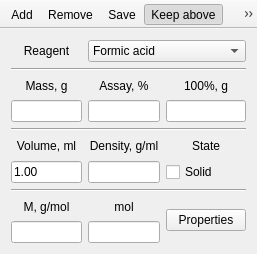
The window that gui_main.ui (FrankMamuda/fumingcube) describes before a commit, drawn with Qt 5.
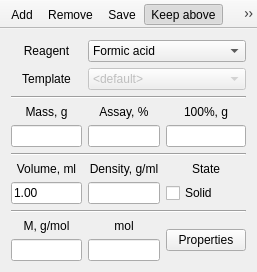
The same window after the commit. Icons and pictures are not drawn.

```diff
--- a/gui_main.ui
+++ b/gui_main.ui
@@ -7,7 +7,7 @@
     <x>0</x>
     <y>0</y>
     <width>257</width>
-    <height>254</height>
+    <height>270</height>
    </rect>
   </property>
   <property name="windowTitle">
@@ -19,8 +19,19 @@
   </property>
   <widget class="QWidget" name="centralWidget">
    <layout class="QGridLayout" name="gridLayout">
+    <item row="9" column="4" rowspan="2">
+     <widget class="QPushButton" name="infoButton">
+      <property name="text">
+       <string>Properties</string>
+      </property>
+      <property name="icon">
+       <iconset resource="resources.qrc">
+        <normaloff>:/icons/properties_24</normaloff>:/icons/properties_24</iconset>
+      </property>
+     </widget>
+    </item>
     <item row="0" column="3" colspan="2">
-     <widget class="QComboBox" name="templateCombo">
+     <widget class="QComboBox" name="reagentCombo">
       <property name="maxVisibleItems">
        <number>32</number>
       </property>
@@ -39,24 +50,81 @@
       </item>
      </widget>
     </item>
-    <item row="4" column="2" colspan="3">
-     <widget class="Line" name="line">
+    <item row="3" column="3">
+     <widget class="QLabel" name="assayLabel">
+      <property name="text">
+       <string>Assay, %</string>
+      </property>
+      <property name="alignment">
+       <set>Qt::AlignCenter</set>
+      </property>
+     </widget>
+    </item>
+    <item row="2" column="2" colspan="3">
+     <widget class="Line" name="lineOne">
       <property name="orientation">
        <enum>Qt::Horizontal</enum>
       </property>
      </widget>
     </item>
-    <item row="5" column="4">
-     <widget class="QLabel" name="label">
+    <item row="8" column="2" colspan="3">
+     <widget class="Line" name="lineThree">
+      <property name="orientation">
+       <enum>Qt::Horizontal</enum>
+      </property>
+     </widget>
+    </item>
+    <item row="7" column="2">
+     <widget class="QLineEdit" name="volumeEdit">
       <property name="text">
-       <string>State</string>
+       <string>1.00</string>
       </property>
+     </widget>
+    </item>
+    <item row="0" column="2">
+     <widget class="QLabel" name="templateLabel">
+      <property name="text">
+       <string>Reagent</string>
+      </property>
       <property name="alignment">
        <set>Qt::AlignCenter</set>
       </property>
      </widget>
     </item>
-    <item row="8" column="3">
+    <item row="10" column="3">
+     <widget class="QLineEdit" name="molEdit"/>
+    </item>
+    <item row="4" column="3">
+     <widget class="QLineEdit" name="assayEdit"/>
+    </item>
+    <item row="3" column="4">
+     <widget class="QLabel" name="pureLabel">
+      <property name="text">
+       <string>100%, g</string>
+      </property>
+      <property name="alignment">
+       <set>Qt::AlignCenter</set>
+      </property>
+     </widget>
+    </item>
+    <item row="4" column="2">
+     <widget class="QLineEdit" name="massEdit">
+      <property name="readOnly">
+       <bool>true</bool>
+      </property>
+     </widget>
+    </item>
+    <item row="7" column="3">
+     <widget class="QLineEdit" name="densityEdit"/>
+    </item>
+    <item row="5" column="2" colspan="3">
+     <widget class="Line" name="lineTwo">
+      <property name="orientation">
+       <enum>Qt::Horizontal</enum>
+      </property>
+     </widget>
+    </item>
+    <item row="9" column="3">
      <widget class="QLabel" name="molLabel">
       <property name="text">
        <string>mol</string>
@@ -66,44 +134,17 @@
       </property>
      </widget>
     </item>
-    <item row="9" column="2">
-     <widget class="QLineEdit" name="molarEdit"/>
-    </item>
-    <item row="9" column="3">
-     <widget class="QLineEdit" name="molEdit"/>
-    </item>
-    <item row="6" column="4">
-     <widget class="QCheckBox" name="solidCheck">
-      <property name="text">
-       <string>Solid</string>
-      </property>
-     </widget>
-    </item>
-    <item row="7" column="2" colspan="3">
-     <widget class="Line" name="line_2">
-      <property name="orientation">
-       <enum>Qt::Horizontal</enum>
-      </property>
-     </widget>
-    </item>
-    <item row="8" column="2">
-     <widget class="QLabel" name="molarLabel">
-      <property name="text">
-       <string>M, g/mol</string>
-      </property>
-      <property name="alignment">
-       <set>Qt::AlignCenter</set>
-      </property>
-     </widget>
-    </item>
     <item row="3" column="2">
-     <widget class="QLineEdit" name="massEdit">
-      <property name="readOnly">
-       <bool>true</bool>
+     <widget class="QLabel" name="massLabel">
+      <property name="text">
+       <string>Mass, g</string>
+      </property>
+      <property name="alignment">
+       <set>Qt::AlignCenter</set>
       </property>
      </widget>
     </item>
-    <item row="5" column="2">
+    <item row="6" column="2">
      <widget class="QLabel" name="volumeLabel">
       <property name="text">
        <string>Volume, ml</string>
@@ -113,54 +154,44 @@
       </property>
      </widget>
     </item>
-    <item row="3" column="4">
+    <item row="9" column="2">
+     <widget class="QLabel" name="molarLabel">
+      <property name="text">
+       <string>M, g/mol</string>
+      </property>
+      <property name="alignment">
+       <set>Qt::AlignCenter</set>
+      </property>
+     </widget>
+    </item>
+    <item row="7" column="4">
+     <widget class="QCheckBox" name="solidCheck">
+      <property name="text">
+       <string>Solid</string>
+      </property>
+     </widget>
+    </item>
+    <item row="10" column="2">
+     <widget class="QLineEdit" name="molarEdit"/>
+    </item>
+    <item row="6" column="4">
+     <widget class="QLabel" name="labelState">
+      <property name="text">
+       <string>State</string>
+      </property>
+      <property name="alignment">
+       <set>Qt::AlignCenter</set>
+      </property>
+     </widget>
+    </item>
+    <item row="4" column="4">
      <widget class="QLineEdit" name="pureEdit">
       <property name="readOnly">
        <bool>true</bool>
       </property>
      </widget>
     </item>
-    <item row="0" column="2">
-     <widget class="QLabel" name="templateLabel">
-      <property name="text">
-       <string>Reagent</string>
-      </property>
-      <property name="alignment">
-       <set>Qt::AlignCenter</set>
-      </property>
-     </widget>
-    </item>
-    <item row="6" column="2">
-     <widget class="QLineEdit" name="volumeEdit">
-      <property name="text">
-       <string>1.00</string>
-      </property>
-     </widget>
-    </item>
-    <item row="2" column="2">
-     <widget class="QLabel" name="massLabel">
-      <property name="text">
-       <string>Mass, g</string>
-      </property>
-      <property name="alignment">
-       <set>Qt::AlignCenter</set>
-      </property>
-     </widget>
-    </item>
-    <item row="2" column="3">
-     <widget class="QLabel" name="assayLabel">
-      <property name="text">
-       <string>Assay, %</string>
-      </property>
-      <property name="alignment">
-       <set>Qt::AlignCenter</set>
-      </property>
-     </widget>
-    </item>
-    <item row="3" column="3">
-     <widget class="QLineEdit" name="assayEdit"/>
-    </item>
-    <item row="5" column="3">
+    <item row="6" column="3">
      <widget class="QLabel" name="densityLabel">
       <property name="text">
        <string>Density, g/ml</string>
@@ -170,35 +201,26 @@
       </property>
      </widget>
     </item>
-    <item row="2" column="4">
-     <widget class="QLabel" name="pureLabel">
+    <item row="1" column="2">
+     <widget class="QLabel" name="labelTemplate">
       <property name="text">
-       <string>100%, g</string>
+       <string>Template</string>
       </property>
       <property name="alignment">
        <set>Qt::AlignCenter</set>
       </property>
      </widget>
     </item>
-    <item row="6" column="3">
-     <widget class="QLineEdit" name="densityEdit"/>
-    </item>
-    <item row="1" column="2" colspan="3">
-     <widget class="Line" name="line_3">
-      <property name="orientation">
-       <enum>Qt::Horizontal</enum>
+    <item row="1" column="3" colspan="2">
+     <widget class="QComboBox" name="templateCombo">
+      <property name="enabled">
+       <bool>false</bool>
       </property>
-     </widget>
-    </item>
-    <item row="8" column="4" rowspan="2">
-     <widget class="QPushButton" name="infoButton">
-      <property name="text">
-       <string>Properties</string>
-      </property>
-      <property name="icon">
-       <iconset resource="resources.qrc">
-        <normaloff>:/icons/properties_24</normaloff>:/icons/properties_24</iconset>
-      </property>
+      <item>
+       <property name="text">
+        <string>&lt;default&gt;</string>
+       </property>
+      </item>
      </widget>
     </item>
    </layout>
```
